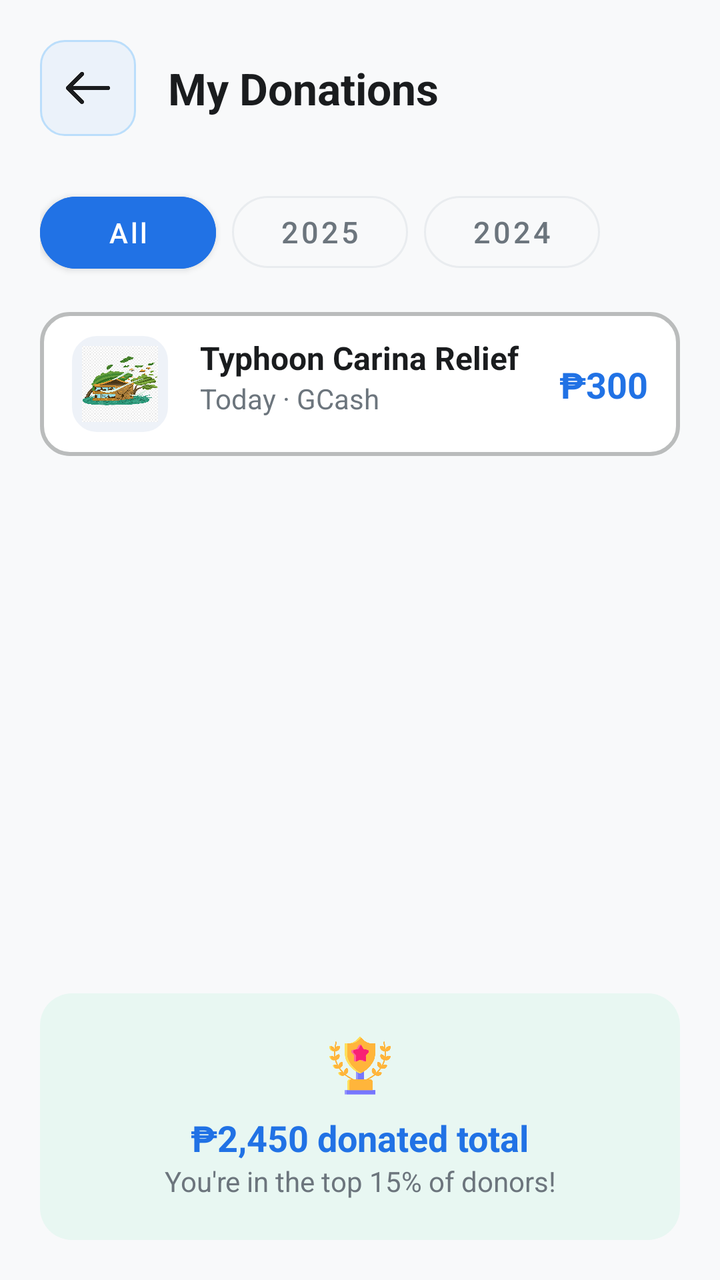
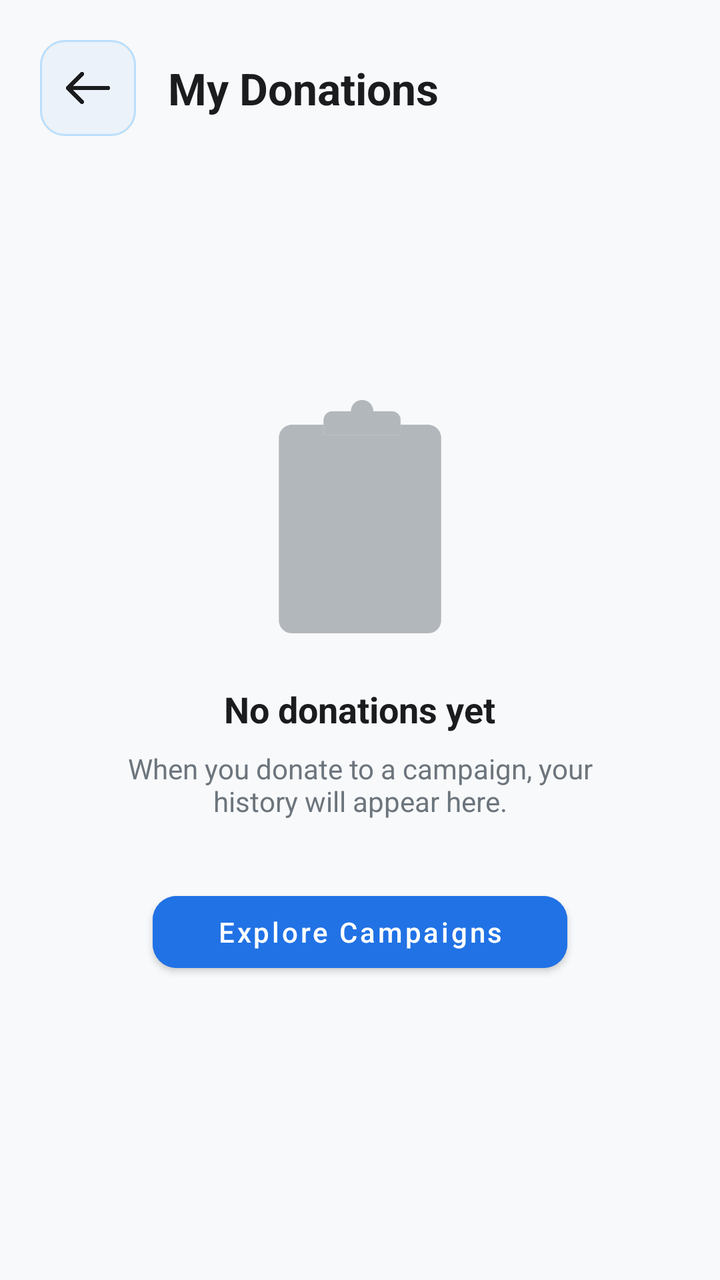

The first picture is an Android layout as it rendered before a commit; the second is the same layout after the commit. The layout source and the unified diff follow.
<!-- AndroidManifest.xml: application theme Theme.UlamShare -->
<!-- res/layout/activity_history.xml -->
<?xml version="1.0" encoding="utf-8"?>
<androidx.constraintlayout.widget.ConstraintLayout xmlns:android="http://schemas.android.com/apk/res/android"
    xmlns:app="http://schemas.android.com/apk/res-auto"
    android:layout_width="match_parent"
    android:layout_height="match_parent"
    android:background="#F8F9FA"
    android:padding="20dp">

    <ImageButton
        android:id="@+id/btnBack"
        android:layout_width="48dp"
        android:layout_height="48dp"
        android:background="@drawable/rounded_soft_blue_rect"
        android:contentDescription="@string/back"
        android:padding="12dp"
        android:scaleType="fitCenter"
        android:src="@drawable/back"
        app:layout_constraintStart_toStartOf="parent"
        app:layout_constraintTop_toTopOf="parent"
        app:tint="#1A1C1E" />

    <TextView
        android:id="@+id/tvTitle"
        android:layout_width="wrap_content"
        android:layout_height="wrap_content"
        android:layout_marginStart="16dp"
        android:text="My Donations"
        android:textColor="#1A1C1E"
        android:textSize="22sp"
        android:textStyle="bold"
        app:layout_constraintBottom_toBottomOf="@id/btnBack"
        app:layout_constraintStart_toEndOf="@id/btnBack"
        app:layout_constraintTop_toTopOf="@id/btnBack" />

    <LinearLayout
        android:id="@+id/filterGroup"
        android:layout_width="match_parent"
        android:layout_height="wrap_content"
        android:layout_marginTop="24dp"
        android:orientation="horizontal"
        app:layout_constraintTop_toBottomOf="@id/btnBack">

        <Button
            android:layout_width="wrap_content"
            android:layout_height="48dp"
            android:backgroundTint="#2172E5"
            android:text="All"
            android:textAllCaps="false"
            android:textColor="#FFFFFF"
            app:cornerRadius="20dp" />

        <Button
            style="@style/Widget.MaterialComponents.Button.OutlinedButton"
            android:layout_width="wrap_content"
            android:layout_height="48dp"
            android:layout_marginStart="8dp"
            android:text="2025"
            android:textSize="15sp"
            android:textAllCaps="false"
            android:textColor="#6C757D"
            app:cornerRadius="20dp"
            app:strokeColor="#E9ECEF" />

        <Button
            style="@style/Widget.MaterialComponents.Button.OutlinedButton"
            android:layout_width="wrap_content"
            android:layout_height="48dp"
            android:layout_marginStart="8dp"
            android:text="2024"
            android:textSize="15sp"
            android:textAllCaps="false"
            android:textColor="#6C757D"
            app:cornerRadius="20dp"
            app:strokeColor="#E9ECEF" />
    </LinearLayout>

    <ScrollView
        android:layout_width="0dp"
        android:layout_height="0dp"
        android:layout_marginTop="16dp"
        android:layout_marginBottom="16dp"
        android:scrollbars="none"
        app:layout_constraintBottom_toTopOf="@id/summaryCard"
        app:layout_constraintEnd_toEndOf="parent"
        app:layout_constraintStart_toStartOf="parent"
        app:layout_constraintTop_toBottomOf="@id/filterGroup">

        <LinearLayout
            android:layout_width="match_parent"
            android:layout_height="wrap_content"
            android:orientation="vertical"
            android:background="@drawable/bg_corner">

            <androidx.constraintlayout.widget.ConstraintLayout
                android:layout_width="match_parent"
                android:layout_height="wrap_content"
                android:paddingVertical="12dp">

                <ImageView
                    android:id="@+id/ivCampaignIcon"
                    android:layout_width="48dp"
                    android:layout_height="48dp"
                    android:layout_marginStart="16dp"
                    android:background="@drawable/rounded_soft_blue_rect"
                    android:backgroundTint="#EEF2F8"
                    android:padding="5dp"
                    android:src="@drawable/typhoon"
                    app:layout_constraintStart_toStartOf="parent"
                    app:layout_constraintTop_toTopOf="parent" />

                <TextView
                    android:id="@+id/tvCampaignName"
                    android:layout_width="wrap_content"
                    android:layout_height="wrap_content"
                    android:layout_marginStart="16dp"
                    android:text="Typhoon Carina Relief"
                    android:textColor="#1A1C1E"
                    android:textSize="16sp"
                    android:textStyle="bold"
                    app:layout_constraintStart_toEndOf="@id/ivCampaignIcon"
                    app:layout_constraintTop_toTopOf="@id/ivCampaignIcon" />

                <TextView
                    android:id="@+id/tvDateMethod"
                    android:layout_width="wrap_content"
                    android:layout_height="wrap_content"
                    android:text="Today · GCash"
                    android:textColor="#6C757D"
                    android:textSize="14sp"
                    app:layout_constraintStart_toStartOf="@id/tvCampaignName"
                    app:layout_constraintTop_toBottomOf="@id/tvCampaignName" />

                <TextView
                    android:id="@+id/tvDonatedAmount"
                    android:layout_width="wrap_content"
                    android:layout_height="wrap_content"
                    android:layout_marginEnd="16dp"
                    android:text="₱300"
                    android:textColor="#2172E5"
                    android:textSize="18sp"
                    android:textStyle="bold"
                    app:layout_constraintBottom_toBottomOf="parent"
                    app:layout_constraintEnd_toEndOf="parent"
                    app:layout_constraintTop_toTopOf="parent" />
            </androidx.constraintlayout.widget.ConstraintLayout>

        </LinearLayout>

    </ScrollView>

    <androidx.constraintlayout.widget.ConstraintLayout
        android:id="@+id/summaryCard"
        android:layout_width="match_parent"
        android:layout_height="wrap_content"
        android:background="@drawable/bg_impact_hint"
        android:padding="20dp"
        app:layout_constraintBottom_toBottomOf="parent">

        <ImageView
            android:id="@+id/ivTrophy"
            android:layout_width="32dp"
            android:layout_height="32dp"
            android:src="@drawable/trophy"
            app:layout_constraintEnd_toEndOf="parent"
            app:layout_constraintStart_toStartOf="parent"
            app:layout_constraintTop_toTopOf="parent" />

        <TextView
            android:id="@+id/tvTotalAmount"
            android:layout_width="wrap_content"
            android:layout_height="wrap_content"
            android:layout_marginTop="8dp"
            android:text="₱2,450 donated total"
            android:textColor="#2172E5"
            android:textSize="18sp"
            android:textStyle="bold"
            app:layout_constraintEnd_toEndOf="parent"
            app:layout_constraintStart_toStartOf="parent"
            app:layout_constraintTop_toBottomOf="@id/ivTrophy" />

        <TextView
            android:layout_width="wrap_content"
            android:layout_height="wrap_content"
            android:text="You're in the top 15% of donors!"
            android:textColor="#6C757D"
            android:textSize="14sp"
            app:layout_constraintEnd_toEndOf="parent"
            app:layout_constraintStart_toStartOf="parent"
            app:layout_constraintTop_toBottomOf="@id/tvTotalAmount" />
    </androidx.constraintlayout.widget.ConstraintLayout>


</androidx.constraintlayout.widget.ConstraintLayout>
<!-- resources referenced by this layout -->
<resources>
  <!-- drawable back: png bitmap (drawable, 3507 bytes) -->
  <!-- drawable bg_corner (drawable) -->
  <shape xmlns:android="http://schemas.android.com/apk/res/android">
      <solid android:color="#FFFFFF" />
      <stroke android:width="2dp" android:color="#BABCBC" />
      <corners android:radius="14dp" />
  </shape>
  <!-- drawable bg_impact_hint (drawable) -->
  <?xml version="1.0" encoding="utf-8"?>
  <shape xmlns:android="http://schemas.android.com/apk/res/android">
      <solid android:color="#E8F7F2" /> <corners android:radius="16dp" />
  </shape>
  <!-- drawable rounded_soft_blue_rect (drawable) -->
  <?xml version="1.0" encoding="utf-8"?>
  <shape xmlns:android="http://schemas.android.com/apk/res/android"
      android:shape="rectangle">
  
      <solid android:color="#EBF2FA" />
  
      <corners android:radius="12dp" />
  
      <stroke
          android:width="1dp"
          android:color="#BBDEFB" />
  </shape>
  <!-- drawable trophy: png bitmap (drawable, 32902 bytes) -->
  <!-- drawable typhoon: jpg bitmap (drawable, 218495 bytes) -->
  <string name="back">Back</string>
  <style name="Theme.UlamShare" parent="Theme.MaterialComponents.Light.NoActionBar">
          
          <item name="colorPrimary">@color/brand_blue</item>
          <item name="colorPrimaryVariant">@color/primary_blue</item>
          <item name="colorOnPrimary">@color/white</item>
          
          <item name="colorSecondary">@color/sky_blue</item>
          <item name="colorSecondaryVariant">@color/sky_blue</item>
          <item name="colorOnSecondary">@color/black</item>
          
          <item name="android:statusBarColor">?attr/colorPrimaryVariant</item>
          
      </style>
  <color name="brand_blue">#2172E5</color>
  <color name="primary_blue">#2172E5</color>
  <color name="white">#FFFFFF</color>
  <color name="sky_blue">#579AFA</color>
  <color name="black">#FF000000</color>
</resources>

<!-- the commit's change to res/layout/activity_history.xml (unified diff, before → after) -->
@@ -11,7 +11,7 @@
         android:layout_width="48dp"
         android:layout_height="48dp"
         android:background="@drawable/rounded_soft_blue_rect"
-        android:contentDescription="@string/back"
+        android:contentDescription="Back"
         android:padding="12dp"
         android:scaleType="fitCenter"
         android:src="@drawable/back"
@@ -33,161 +33,52 @@
         app:layout_constraintTop_toTopOf="@id/btnBack" />
 
     <LinearLayout
-        android:id="@+id/filterGroup"
+        android:id="@+id/emptyStateContainer"
         android:layout_width="match_parent"
         android:layout_height="wrap_content"
-        android:layout_marginTop="24dp"
-        android:orientation="horizontal"
+        android:gravity="center"
+        android:orientation="vertical"
+        app:layout_constraintBottom_toBottomOf="parent"
         app:layout_constraintTop_toBottomOf="@id/btnBack">
 
-        <Button
-            android:layout_width="wrap_content"
-            android:layout_height="48dp"
-            android:backgroundTint="#2172E5"
-            android:text="All"
-            android:textAllCaps="false"
-            android:textColor="#FFFFFF"
-            app:cornerRadius="20dp" />
-
-        <Button
-            style="@style/Widget.MaterialComponents.Button.OutlinedButton"
-            android:layout_width="wrap_content"
-            android:layout_height="48dp"
-            android:layout_marginStart="8dp"
-            android:text="2025"
-            android:textSize="15sp"
-            android:textAllCaps="false"
-            android:textColor="#6C757D"
-            app:cornerRadius="20dp"
-            app:strokeColor="#E9ECEF" />
-
-        <Button
-            style="@style/Widget.MaterialComponents.Button.OutlinedButton"
-            android:layout_width="wrap_content"
-            android:layout_height="48dp"
-            android:layout_marginStart="8dp"
-            android:text="2024"
-            android:textSize="15sp"
-            android:textAllCaps="false"
-            android:textColor="#6C757D"
-            app:cornerRadius="20dp"
-            app:strokeColor="#E9ECEF" />
-    </LinearLayout>
-
-    <ScrollView
-        android:layout_width="0dp"
-        android:layout_height="0dp"
-        android:layout_marginTop="16dp"
-        android:layout_marginBottom="16dp"
-        android:scrollbars="none"
-        app:layout_constraintBottom_toTopOf="@id/summaryCard"
-        app:layout_constraintEnd_toEndOf="parent"
-        app:layout_constraintStart_toStartOf="parent"
-        app:layout_constraintTop_toBottomOf="@id/filterGroup">
-
-        <LinearLayout
-            android:layout_width="match_parent"
-            android:layout_height="wrap_content"
-            android:orientation="vertical"
-            android:background="@drawable/bg_corner">
-
-            <androidx.constraintlayout.widget.ConstraintLayout
-                android:layout_width="match_parent"
-                android:layout_height="wrap_content"
-                android:paddingVertical="12dp">
-
-                <ImageView
-                    android:id="@+id/ivCampaignIcon"
-                    android:layout_width="48dp"
-                    android:layout_height="48dp"
-                    android:layout_marginStart="16dp"
-                    android:background="@drawable/rounded_soft_blue_rect"
-                    android:backgroundTint="#EEF2F8"
-                    android:padding="5dp"
-                    android:src="@drawable/typhoon"
-                    app:layout_constraintStart_toStartOf="parent"
-                    app:layout_constraintTop_toTopOf="parent" />
-
-                <TextView
-                    android:id="@+id/tvCampaignName"
-                    android:layout_width="wrap_content"
-                    android:layout_height="wrap_content"
-                    android:layout_marginStart="16dp"
-                    android:text="Typhoon Carina Relief"
-                    android:textColor="#1A1C1E"
-                    android:textSize="16sp"
-                    android:textStyle="bold"
-                    app:layout_constraintStart_toEndOf="@id/ivCampaignIcon"
-                    app:layout_constraintTop_toTopOf="@id/ivCampaignIcon" />
-
-                <TextView
-                    android:id="@+id/tvDateMethod"
-                    android:layout_width="wrap_content"
-                    android:layout_height="wrap_content"
-                    android:text="Today · GCash"
-                    android:textColor="#6C757D"
-                    android:textSize="14sp"
-                    app:layout_constraintStart_toStartOf="@id/tvCampaignName"
-                    app:layout_constraintTop_toBottomOf="@id/tvCampaignName" />
-
-                <TextView
-                    android:id="@+id/tvDonatedAmount"
-                    android:layout_width="wrap_content"
-                    android:layout_height="wrap_content"
-                    android:layout_marginEnd="16dp"
-                    android:text="₱300"
-                    android:textColor="#2172E5"
-                    android:textSize="18sp"
-                    android:textStyle="bold"
-                    app:layout_constraintBottom_toBottomOf="parent"
-                    app:layout_constraintEnd_toEndOf="parent"
-                    app:layout_constraintTop_toTopOf="parent" />
-            </androidx.constraintlayout.widget.ConstraintLayout>
-
-        </LinearLayout>
-
-    </ScrollView>
-
-    <androidx.constraintlayout.widget.ConstraintLayout
-        android:id="@+id/summaryCard"
-        android:layout_width="match_parent"
-        android:layout_height="wrap_content"
-        android:background="@drawable/bg_impact_hint"
-        android:padding="20dp"
-        app:layout_constraintBottom_toBottomOf="parent">
-
         <ImageView
-            android:id="@+id/ivTrophy"
-            android:layout_width="32dp"
-            android:layout_height="32dp"
-            android:src="@drawable/trophy"
-            app:layout_constraintEnd_toEndOf="parent"
-            app:layout_constraintStart_toStartOf="parent"
-            app:layout_constraintTop_toTopOf="parent" />
-
-        <TextView
-            android:id="@+id/tvTotalAmount"
-            android:layout_width="wrap_content"
-            android:layout_height="wrap_content"
-            android:layout_marginTop="8dp"
-            android:text="₱2,450 donated total"
-            android:textColor="#2172E5"
-            android:textSize="18sp"
-            android:textStyle="bold"
-            app:layout_constraintEnd_toEndOf="parent"
-            app:layout_constraintStart_toStartOf="parent"
-            app:layout_constraintTop_toBottomOf="@id/ivTrophy" />
+            android:layout_width="120dp"
+            android:layout_height="120dp"
+            android:alpha="0.5"
+            android:src="@drawable/tasks"
+            app:tint="#6C757D" />
 
         <TextView
             android:layout_width="wrap_content"
             android:layout_height="wrap_content"
-            android:text="You're in the top 15% of donors!"
+            android:layout_marginTop="24dp"
+            android:text="No donations yet"
+            android:textColor="#1A1C1E"
+            android:textSize="18sp"
+            android:textStyle="bold" />
+
+        <TextView
+            android:layout_width="wrap_content"
+            android:layout_height="wrap_content"
+            android:layout_marginTop="8dp"
+            android:gravity="center"
+            android:paddingHorizontal="40dp"
+            android:text="When you donate to a campaign, your history will appear here."
             android:textColor="#6C757D"
-            android:textSize="14sp"
-            app:layout_constraintEnd_toEndOf="parent"
-            app:layout_constraintStart_toStartOf="parent"
-            app:layout_constraintTop_toBottomOf="@id/tvTotalAmount" />
-    </androidx.constraintlayout.widget.ConstraintLayout>
+            android:textSize="14sp" />
 
+        <Button
+            android:id="@+id/btnStartDonating"
+            android:layout_width="wrap_content"
+            android:layout_height="wrap_content"
+            android:layout_marginTop="32dp"
+            android:backgroundTint="#2172E5"
+            android:paddingHorizontal="32dp"
+            android:text="Explore Campaigns"
+            android:textAllCaps="false"
+            android:textColor="#FFFFFF"
+            app:cornerRadius="12dp" />
+
+    </LinearLayout>
 
 </androidx.constraintlayout.widget.ConstraintLayout>
<!-- resource entries referenced after the edit -->
@@ -1,17 +1,6 @@
 <!-- resources referenced by this layout -->
 <resources>
   <!-- drawable back: png bitmap (drawable, 3507 bytes) -->
-  <!-- drawable bg_corner (drawable) -->
-  <shape xmlns:android="http://schemas.android.com/apk/res/android">
-      <solid android:color="#FFFFFF" />
-      <stroke android:width="2dp" android:color="#BABCBC" />
-      <corners android:radius="14dp" />
-  </shape>
-  <!-- drawable bg_impact_hint (drawable) -->
-  <?xml version="1.0" encoding="utf-8"?>
-  <shape xmlns:android="http://schemas.android.com/apk/res/android">
-      <solid android:color="#E8F7F2" /> <corners android:radius="16dp" />
-  </shape>
   <!-- drawable rounded_soft_blue_rect (drawable) -->
   <?xml version="1.0" encoding="utf-8"?>
   <shape xmlns:android="http://schemas.android.com/apk/res/android"
@@ -25,9 +14,7 @@
           android:width="1dp"
           android:color="#BBDEFB" />
   </shape>
-  <!-- drawable trophy: png bitmap (drawable, 32902 bytes) -->
-  <!-- drawable typhoon: jpg bitmap (drawable, 218495 bytes) -->
-  <string name="back">Back</string>
+  <!-- drawable tasks: png bitmap (drawable, 12310 bytes) -->
   <style name="Theme.UlamShare" parent="Theme.MaterialComponents.Light.NoActionBar">
           
           <item name="colorPrimary">@color/brand_blue</item>
